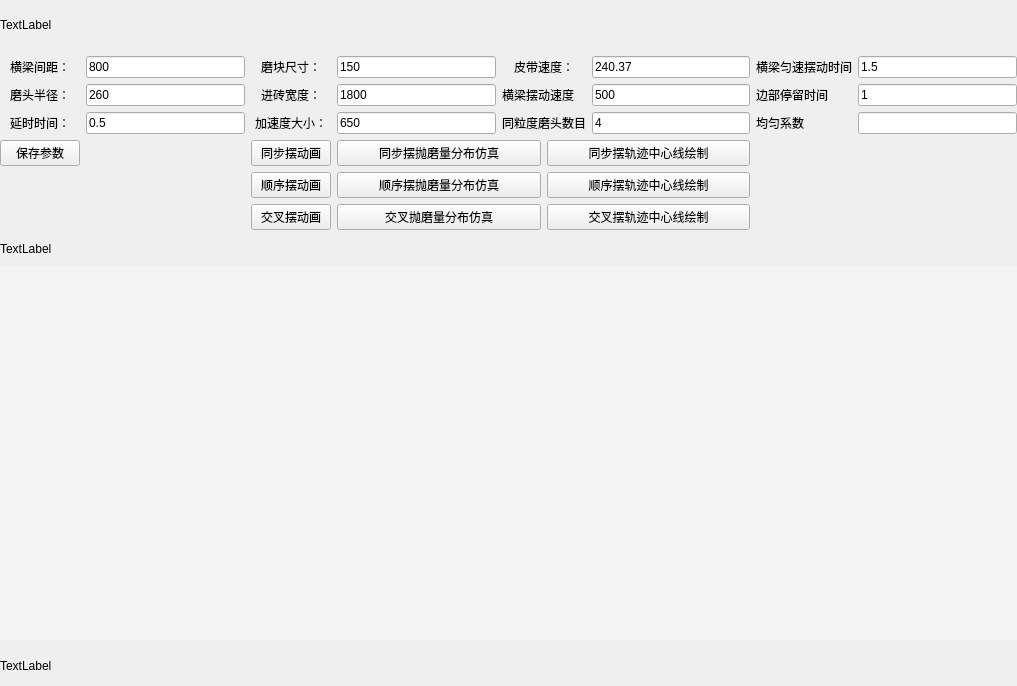
Qt form Single_Sim.ui (wuheideyun/PolishingParameterNew) before a commit.
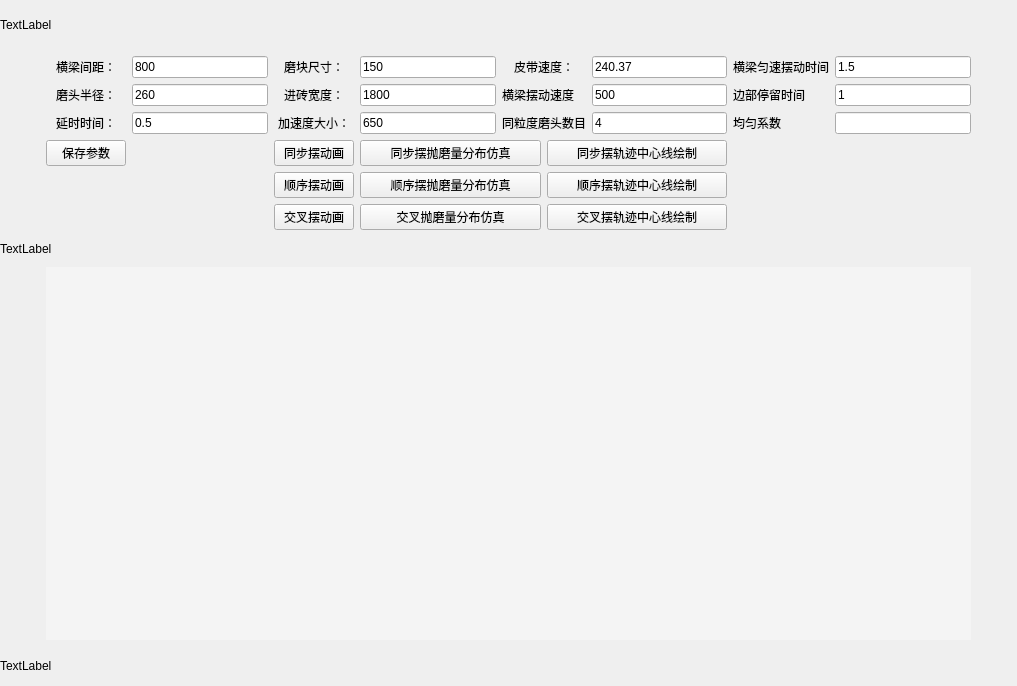
The same form after that commit.

Patch:
```diff
--- a/Single_Sim.ui
+++ b/Single_Sim.ui
@@ -27,35 +27,98 @@
     <property name="bottomMargin">
      <number>0</number>
     </property>
-    <item row="4" column="2">
-     <widget class="QPushButton" name="button_animation_equal">
+    <item row="1" column="9">
+     <widget class="QLineEdit" name="lineEdit_beam_constant_time">
       <property name="text">
-       <string>同步摆动画</string>
+       <string>1.5</string>
       </property>
      </widget>
     </item>
-    <item row="4" column="5" colspan="2">
+    <item row="2" column="1">
+     <widget class="QLabel" name="label_radius">
+      <property name="text">
+       <string>&lt;html&gt;&lt;head/&gt;&lt;body&gt;&lt;p align=&quot;center&quot;&gt;磨头半径：&lt;/p&gt;&lt;/body&gt;&lt;/html&gt;</string>
+      </property>
+     </widget>
+    </item>
+    <item row="1" column="2">
+     <widget class="QLineEdit" name="lineEdit_beam_between">
+      <property name="text">
+       <string>800</string>
+      </property>
+     </widget>
+    </item>
+    <item row="4" column="6" colspan="2">
      <widget class="QPushButton" name="button_middle_line_equal">
       <property name="text">
        <string>同步摆轨迹中心线绘制</string>
       </property>
      </widget>
     </item>
-    <item row="8" column="0" colspan="9">
-     <widget class="QWidget" name="widget" native="true">
-      <property name="styleSheet">
-       <string notr="true">background-color: rgb(244, 244, 244);</string>
+    <item row="2" column="5" colspan="2">
+     <widget class="QLabel" name="label_beam_swing_speed">
+      <property name="text">
+       <string>&lt;html&gt;&lt;head/&gt;&lt;body&gt;&lt;p&gt;横梁摆动速度&lt;/p&gt;&lt;/body&gt;&lt;/html&gt;</string>
       </property>
      </widget>
     </item>
-    <item row="4" column="3" colspan="2">
+    <item row="5" column="4" colspan="2">
+     <widget class="QPushButton" name="button_simulation_order">
+      <property name="text">
+       <string>顺序摆抛磨量分布仿真</string>
+      </property>
+     </widget>
+    </item>
+    <item row="4" column="4" colspan="2">
      <widget class="QPushButton" name="button_simulation_equal">
       <property name="text">
        <string>同步摆抛磨量分布仿真</string>
       </property>
      </widget>
     </item>
-    <item row="1" column="2">
+    <item row="1" column="4">
+     <widget class="QLineEdit" name="lineEdit_grind_size">
+      <property name="text">
+       <string>150</string>
+      </property>
+     </widget>
+    </item>
+    <item row="3" column="3">
+     <widget class="QLabel" name="label_accelerate">
+      <property name="text">
+       <string>&lt;html&gt;&lt;head/&gt;&lt;body&gt;&lt;p align=&quot;center&quot;&gt;加速度大小：&lt;/p&gt;&lt;/body&gt;&lt;/html&gt;</string>
+      </property>
+     </widget>
+    </item>
+    <item row="2" column="9">
+     <widget class="QLineEdit" name="lineEdit_stay_time">
+      <property name="text">
+       <string>1</string>
+      </property>
+     </widget>
+    </item>
+    <item row="1" column="8">
+     <widget class="QLabel" name="label_beam_constant_time">
+      <property name="text">
+       <string>横梁匀速摆动时间</string>
+      </property>
+     </widget>
+    </item>
+    <item row="1" column="7">
+     <widget class="QLineEdit" name="lineEdit_belt_speed">
+      <property name="text">
+       <string>240.37</string>
+      </property>
+     </widget>
+    </item>
+    <item row="2" column="3">
+     <widget class="QLabel" name="label_ceramic_width">
+      <property name="text">
+       <string>&lt;html&gt;&lt;head/&gt;&lt;body&gt;&lt;p align=&quot;center&quot;&gt;进砖宽度：&lt;/p&gt;&lt;/body&gt;&lt;/html&gt;</string>
+      </property>
+     </widget>
+    </item>
+    <item row="1" column="3">
      <widget class="QLabel" name="label_grind_size">
       <property name="text">
        <string>&lt;html&gt;&lt;head/&gt;&lt;body&gt;&lt;p align=&quot;center&quot;&gt;磨块尺寸：&lt;/p&gt;&lt;/body&gt;&lt;/html&gt;</string>
@@ -63,243 +126,219 @@
      </widget>
     </item>
     <item row="2" column="2">
-     <widget class="QLabel" name="label_ceramic_width">
+     <widget class="QLineEdit" name="lineEdit_radius">
       <property name="text">
-       <string>&lt;html&gt;&lt;head/&gt;&lt;body&gt;&lt;p align=&quot;center&quot;&gt;进砖宽度：&lt;/p&gt;&lt;/body&gt;&lt;/html&gt;</string>
+       <string>260</string>
       </property>
      </widget>
     </item>
-    <item row="1" column="4" colspan="2">
+    <item row="4" column="3">
+     <widget class="QPushButton" name="button_animation_equal">
+      <property name="text">
+       <string>同步摆动画</string>
+      </property>
+     </widget>
+    </item>
+    <item row="1" column="5" colspan="2">
      <widget class="QLabel" name="label_belt_speed">
       <property name="text">
        <string>&lt;html&gt;&lt;head/&gt;&lt;body&gt;&lt;p align=&quot;center&quot;&gt;皮带速度：&lt;/p&gt;&lt;/body&gt;&lt;/html&gt;</string>
       </property>
      </widget>
     </item>
+    <item row="6" column="3">
+     <widget class="QPushButton" name="button_animation_cross">
+      <property name="text">
+       <string>交叉摆动画</string>
+      </property>
+     </widget>
+    </item>
     <item row="2" column="7">
-     <widget class="QLabel" name="label_stay_time">
-      <property name="text">
-       <string>边部停留时间</string>
-      </property>
-     </widget>
-    </item>
-    <item row="2" column="3">
-     <widget class="QLineEdit" name="lineEdit_ceramic_width">
-      <property name="text">
-       <string>1800</string>
-      </property>
-     </widget>
-    </item>
-    <item row="3" column="8">
-     <widget class="QLineEdit" name="lineEdit_coefficient"/>
-    </item>
-    <item row="1" column="8">
-     <widget class="QLineEdit" name="lineEdit_beam_constant_time">
-      <property name="text">
-       <string>1.5</string>
-      </property>
-     </widget>
-    </item>
-    <item row="2" column="4" colspan="2">
-     <widget class="QLabel" name="label_beam_swing_speed">
-      <property name="text">
-       <string>&lt;html&gt;&lt;head/&gt;&lt;body&gt;&lt;p&gt;横梁摆动速度&lt;/p&gt;&lt;/body&gt;&lt;/html&gt;</string>
-      </property>
-     </widget>
-    </item>
-    <item row="2" column="6">
      <widget class="QLineEdit" name="lineEdit_beam_swing_speed">
       <property name="text">
        <string>500</string>
       </property>
      </widget>
     </item>
-    <item row="3" column="3">
-     <widget class="QLineEdit" name="lineEdit_accelerate">
-      <property name="text">
-       <string>650</string>
-      </property>
-     </widget>
-    </item>
-    <item row="1" column="7">
-     <widget class="QLabel" name="label_beam_constant_time">
-      <property name="text">
-       <string>横梁匀速摆动时间</string>
-      </property>
-     </widget>
-    </item>
-    <item row="3" column="1">
-     <widget class="QLineEdit" name="lineEdit_delay_time">
-      <property name="text">
-       <string>0.5</string>
-      </property>
-     </widget>
-    </item>
-    <item row="5" column="2">
-     <widget class="QPushButton" name="button_animation_order">
-      <property name="text">
-       <string>顺序摆动画</string>
-      </property>
-     </widget>
-    </item>
-    <item row="6" column="3" colspan="2">
+    <item row="6" column="4" colspan="2">
      <widget class="QPushButton" name="button_simulation_cross">
       <property name="text">
        <string>交叉抛磨量分布仿真</string>
       </property>
      </widget>
     </item>
-    <item row="3" column="0">
-     <widget class="QLabel" name="label_delay_time">
+    <item row="4" column="1">
+     <widget class="QPushButton" name="button_save_parameter">
       <property name="text">
-       <string>&lt;html&gt;&lt;head/&gt;&lt;body&gt;&lt;p align=&quot;center&quot;&gt;延时时间：&lt;/p&gt;&lt;/body&gt;&lt;/html&gt;</string>
+       <string>保存参数</string>
       </property>
      </widget>
     </item>
-    <item row="3" column="2">
-     <widget class="QLabel" name="label_accelerate">
+    <item row="5" column="3">
+     <widget class="QPushButton" name="button_animation_order">
       <property name="text">
-       <string>&lt;html&gt;&lt;head/&gt;&lt;body&gt;&lt;p align=&quot;center&quot;&gt;加速度大小：&lt;/p&gt;&lt;/body&gt;&lt;/html&gt;</string>
+       <string>顺序摆动画</string>
       </property>
      </widget>
     </item>
-    <item row="3" column="4" colspan="2">
-     <widget class="QLabel" name="label_num">
-      <property name="text">
-       <string>同粒度磨头数目</string>
-      </property>
-     </widget>
-    </item>
-    <item row="3" column="6">
-     <widget class="QLineEdit" name="lineEdit_num">
-      <property name="text">
-       <string>4</string>
-      </property>
-     </widget>
-    </item>
-    <item row="6" column="5" colspan="2">
-     <widget class="QPushButton" name="button_middle_line_cross">
-      <property name="text">
-       <string>交叉摆轨迹中心线绘制</string>
-      </property>
-     </widget>
-    </item>
-    <item row="2" column="1">
-     <widget class="QLineEdit" name="lineEdit_radius">
-      <property name="text">
-       <string>260</string>
-      </property>
-     </widget>
-    </item>
-    <item row="1" column="1">
-     <widget class="QLineEdit" name="lineEdit_beam_between">
-      <property name="text">
-       <string>800</string>
-      </property>
-     </widget>
-    </item>
-    <item row="2" column="8">
-     <widget class="QLineEdit" name="lineEdit_stay_time">
-      <property name="text">
-       <string>1</string>
-      </property>
-     </widget>
-    </item>
-    <item row="5" column="5" colspan="2">
+    <item row="5" column="6" colspan="2">
      <widget class="QPushButton" name="button_middle_line_order">
       <property name="text">
        <string>顺序摆轨迹中心线绘制</string>
       </property>
      </widget>
     </item>
-    <item row="1" column="3">
-     <widget class="QLineEdit" name="lineEdit_grind_size">
+    <item row="3" column="7">
+     <widget class="QLineEdit" name="lineEdit_num">
       <property name="text">
-       <string>150</string>
+       <string>4</string>
       </property>
      </widget>
     </item>
-    <item row="5" column="3" colspan="2">
-     <widget class="QPushButton" name="button_simulation_order">
+    <item row="3" column="2">
+     <widget class="QLineEdit" name="lineEdit_delay_time">
       <property name="text">
-       <string>顺序摆抛磨量分布仿真</string>
+       <string>0.5</string>
+      </property>
+     </widget>
+    </item>
+    <item row="3" column="1">
+     <widget class="QLabel" name="label_delay_time">
+      <property name="text">
+       <string>&lt;html&gt;&lt;head/&gt;&lt;body&gt;&lt;p align=&quot;center&quot;&gt;延时时间：&lt;/p&gt;&lt;/body&gt;&lt;/html&gt;</string>
       </property>
      </widget>
     </item>
     <item row="2" column="0">
-     <widget class="QLabel" name="label_radius">
-      <property name="text">
-       <string>&lt;html&gt;&lt;head/&gt;&lt;body&gt;&lt;p align=&quot;center&quot;&gt;磨头半径：&lt;/p&gt;&lt;/body&gt;&lt;/html&gt;</string>
+     <spacer name="horizontalSpacer">
+      <property name="orientation">
+       <enum>Qt::Orientation::Horizontal</enum>
       </property>
-     </widget>
-    </item>
-    <item row="7" column="0" colspan="9">
-     <widget class="QLabel" name="label_middle">
-      <property name="minimumSize">
-       <size>
-        <width>500</width>
-        <height>0</height>
-       </size>
+      <property name="sizeType">
+       <enum>QSizePolicy::Policy::Fixed</enum>
       </property>
-      <property name="maximumSize">
+      <property name="sizeHint" stdset="0">
        <size>
-        <width>16777215</width>
-        <height>25</height>
+        <width>40</width>
+        <height>20</height>
        </size>
       </property>
-      <property name="text">
-       <string>TextLabel</string>
-      </property>
-     </widget>
+     </spacer>
     </item>
-    <item row="1" column="0">
+    <item row="1" column="1">
      <widget class="QLabel" name="label_beam_between">
       <property name="text">
        <string>&lt;html&gt;&lt;head/&gt;&lt;body&gt;&lt;p align=&quot;center&quot;&gt;横梁间距：&lt;/p&gt;&lt;/body&gt;&lt;/html&gt;</string>
       </property>
      </widget>
     </item>
-    <item row="0" column="0" colspan="9">
-     <widget class="QLabel" name="label_top">
-      <property name="minimumSize">
-       <size>
-        <width>500</width>
-        <height>0</height>
-       </size>
+    <item row="8" column="1" colspan="9">
+     <widget class="QWidget" name="widget" native="true">
+      <property name="styleSheet">
+       <string notr="true">background-color: rgb(244, 244, 244);</string>
       </property>
-      <property name="maximumSize">
-       <size>
-        <width>16777215</width>
-        <height>50</height>
-       </size>
+     </widget>
+    </item>
+    <item row="2" column="4">
+     <widget class="QLineEdit" name="lineEdit_ceramic_width">
+      <property name="text">
+       <string>1800</string>
       </property>
+     </widget>
+    </item>
+    <item row="6" column="6" colspan="2">
+     <widget class="QPushButton" name="button_middle_line_cross">
       <property name="text">
-       <string>TextLabel</string>
+       <string>交叉摆轨迹中心线绘制</string>
       </property>
      </widget>
     </item>
-    <item row="3" column="7">
+    <item row="3" column="5" colspan="2">
+     <widget class="QLabel" name="label_num">
+      <property name="text">
+       <string>同粒度磨头数目</string>
+      </property>
+     </widget>
+    </item>
+    <item row="3" column="8">
      <widget class="QLabel" name="label_coefficient">
       <property name="text">
        <string>均匀系数</string>
       </property>
      </widget>
     </item>
-    <item row="1" column="6">
-     <widget class="QLineEdit" name="lineEdit_belt_speed">
+    <item row="2" column="8">
+     <widget class="QLabel" name="label_stay_time">
       <property name="text">
-       <string>240.37</string>
+       <string>边部停留时间</string>
       </property>
      </widget>
     </item>
-    <item row="6" column="2">
-     <widget class="QPushButton" name="button_animation_cross">
+    <item row="3" column="4">
+     <widget class="QLineEdit" name="lineEdit_accelerate">
       <property name="text">
-       <string>交叉摆动画</string>
+       <string>650</string>
       </property>
      </widget>
     </item>
-    <item row="9" column="0" colspan="9">
+    <item row="3" column="9">
+     <widget class="QLineEdit" name="lineEdit_coefficient"/>
+    </item>
+    <item row="2" column="10">
+     <spacer name="horizontalSpacer_2">
+      <property name="orientation">
+       <enum>Qt::Orientation::Horizontal</enum>
+      </property>
+      <property name="sizeType">
+       <enum>QSizePolicy::Policy::Fixed</enum>
+      </property>
+      <property name="sizeHint" stdset="0">
+       <size>
+        <width>40</width>
+        <height>20</height>
+       </size>
+      </property>
+     </spacer>
+    </item>
+    <item row="0" column="0" colspan="11">
+     <widget class="QLabel" name="label_top">
+      <property name="minimumSize">
+       <size>
+        <width>500</width>
+        <height>0</height>
+       </size>
+      </property>
+      <property name="maximumSize">
+       <size>
+        <width>16777215</width>
+        <height>50</height>
+       </size>
+      </property>
+      <property name="text">
+       <string>TextLabel</string>
+      </property>
+     </widget>
+    </item>
+    <item row="7" column="0" colspan="11">
+     <widget class="QLabel" name="label_middle">
+      <property name="minimumSize">
+       <size>
+        <width>500</width>
+        <height>0</height>
+       </size>
+      </property>
+      <property name="maximumSize">
+       <size>
+        <width>16777215</width>
+        <height>25</height>
+       </size>
+      </property>
+      <property name="text">
+       <string>TextLabel</string>
+      </property>
+     </widget>
+    </item>
+    <item row="9" column="0" colspan="11">
      <widget class="QLabel" name="label_bottom">
       <property name="minimumSize">
        <size>
@@ -318,13 +357,6 @@
       </property>
      </widget>
     </item>
-    <item row="4" column="0">
-     <widget class="QPushButton" name="button_save_parameter">
-      <property name="text">
-       <string>保存参数</string>
-      </property>
-     </widget>
-    </item>
    </layout>
   </widget>
  </widget>
```
